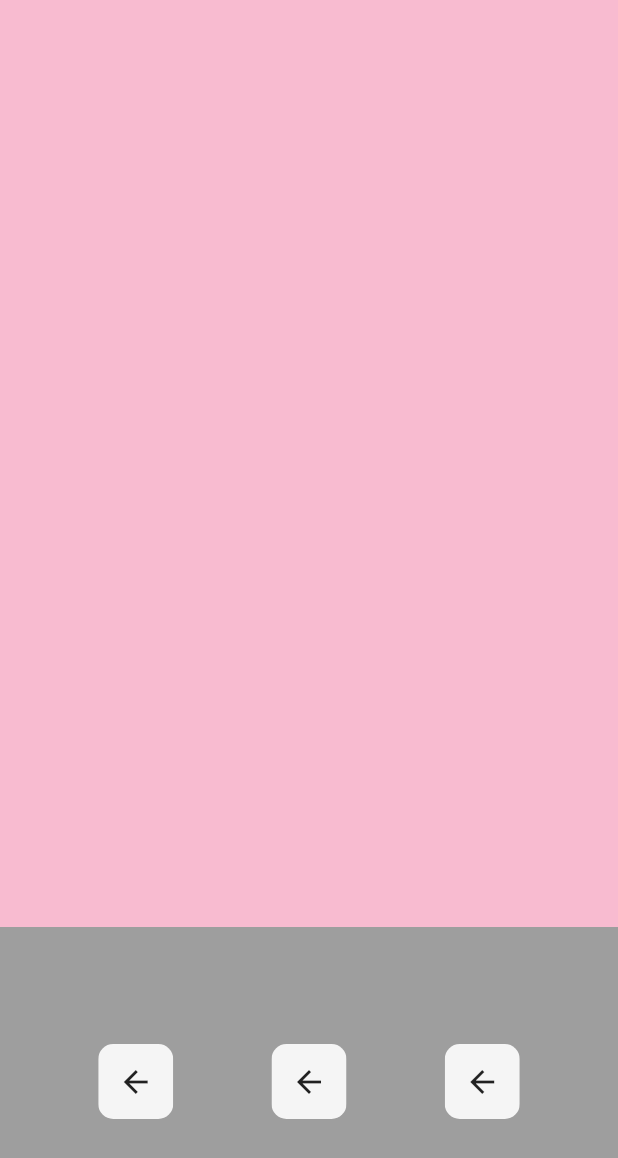
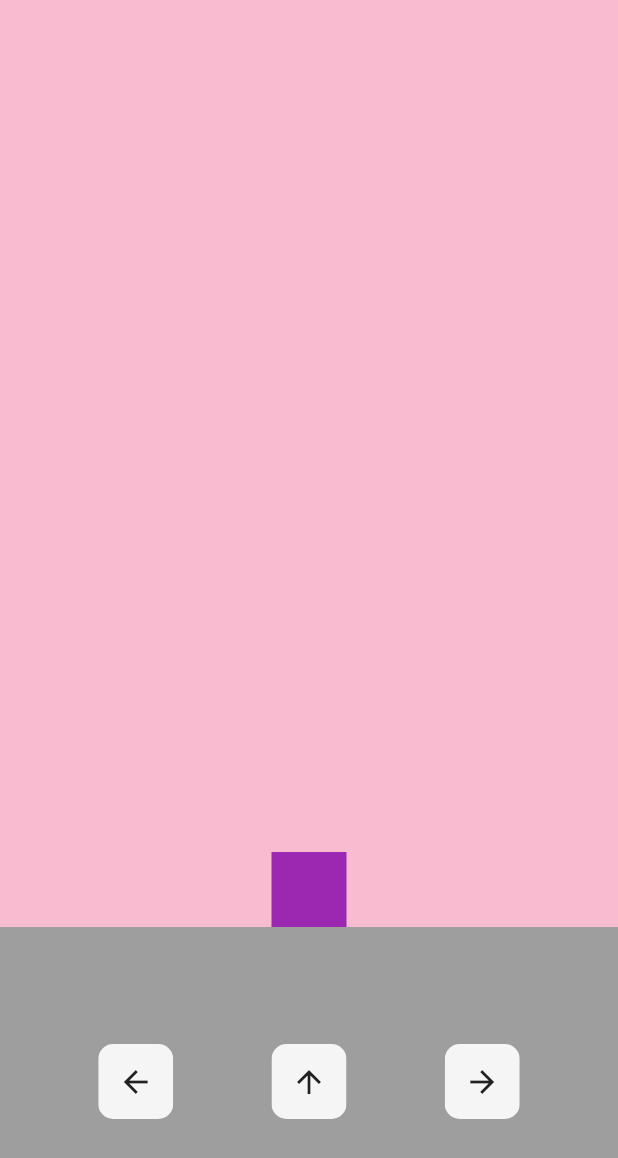
Before and after one commit to Suraj99900/bubble_game, a Flutter app: the screen it shows after launch, on a phone screen of 412 x 824 dp. Shown: the top 1158 px of the screen. Run offline on Flutter 3.47's test engine with Material 2 defaults, Android fonts, the phone set to English and light mode, and no system bars; missing offline and left inert: dart:html.

Commit message:
move functionality

```diff
--- a/lib/button.dart
+++ b/lib/button.dart
@@ -1,21 +1,26 @@
-// ignore_for_file: prefer_const_constructors
+// ignore_for_file: prefer_const_constructors, prefer_const_constructors_in_immutables, prefer_typing_uninitialized_variables
 
 import 'dart:html';
 
 import 'package:flutter/material.dart';
 
 class MyButton extends StatelessWidget {
-  const MyButton({super.key});
+  final icon;
+  final function;
+  const MyButton({super.key, this.icon, this.function});
 
   @override
   Widget build(BuildContext context) {
-    return ClipRRect(
-      borderRadius: BorderRadius.circular(10),
-      child: Container(
-        width: 50,
-        height: 50,
-        color: Colors.grey[100],
-        child: Center(child: Icon(Icons.arrow_back)),
+    return GestureDetector(
+      onTap: function,
+      child: ClipRRect(
+        borderRadius: BorderRadius.circular(10),
+        child: Container(
+          width: 50,
+          height: 50,
+          color: Colors.grey[100],
+          child: Center(child: Icon((icon))),
+        ),
       ),
     );
   }
--- a/lib/homePage.dart
+++ b/lib/homePage.dart
@@ -9,6 +9,22 @@ class HomePage extends StatefulWidget {
 }
 
 class _HomePageState extends State<HomePage> {
+  double playerX = 0;
+
+  void moveLeft() {
+    setState(() {
+      playerX -= 0.2;
+    });
+  }
+
+  void moveRight() {
+    setState(() {
+      playerX += 0.2;
+    });
+  }
+
+  void moveFire() {}
+
   @override
   Widget build(BuildContext context) {
     return Column(
@@ -17,6 +33,23 @@ class _HomePageState extends State<HomePage> {
           flex: 3,
           child: Container(
             color: Colors.pink[100],
+            child: Center(
+              child: Stack(
+                children: [
+                  ClipRRect(
+                    borderRadius: BorderRadius.circular(50),
+                    child: Container(
+                      alignment: Alignment(playerX, 1),
+                      child: Container(
+                        color: Colors.purple,
+                        height: 50,
+                        width: 50,
+                      ),
+                    ),
+                  )
+                ],
+              ),
+            ),
           ),
         ),
         Expanded(
@@ -24,11 +57,19 @@ class _HomePageState extends State<HomePage> {
           color: Colors.grey,
           child: Row(
             mainAxisAlignment: MainAxisAlignment.spaceEvenly,
-            // ignore: prefer_const_constructors
-            children: const [
-              MyButton(),
-              MyButton(),
-              MyButton(),
+            children: [
+              MyButton(
+                icon: Icons.arrow_back,
+                function: moveLeft,
+              ),
+              MyButton(
+                icon: Icons.arrow_upward,
+                function: moveFire,
+              ),
+              MyButton(
+                icon: Icons.arrow_forward,
+                function: moveRight,
+              ),
             ],
           ),
         ))
```
